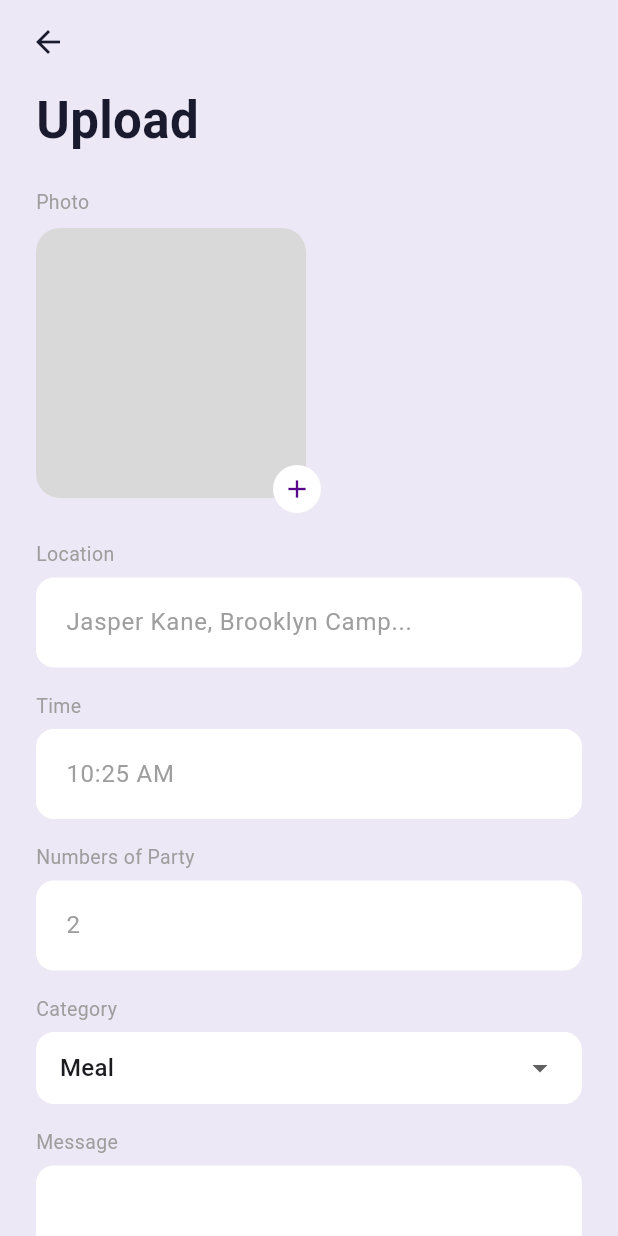
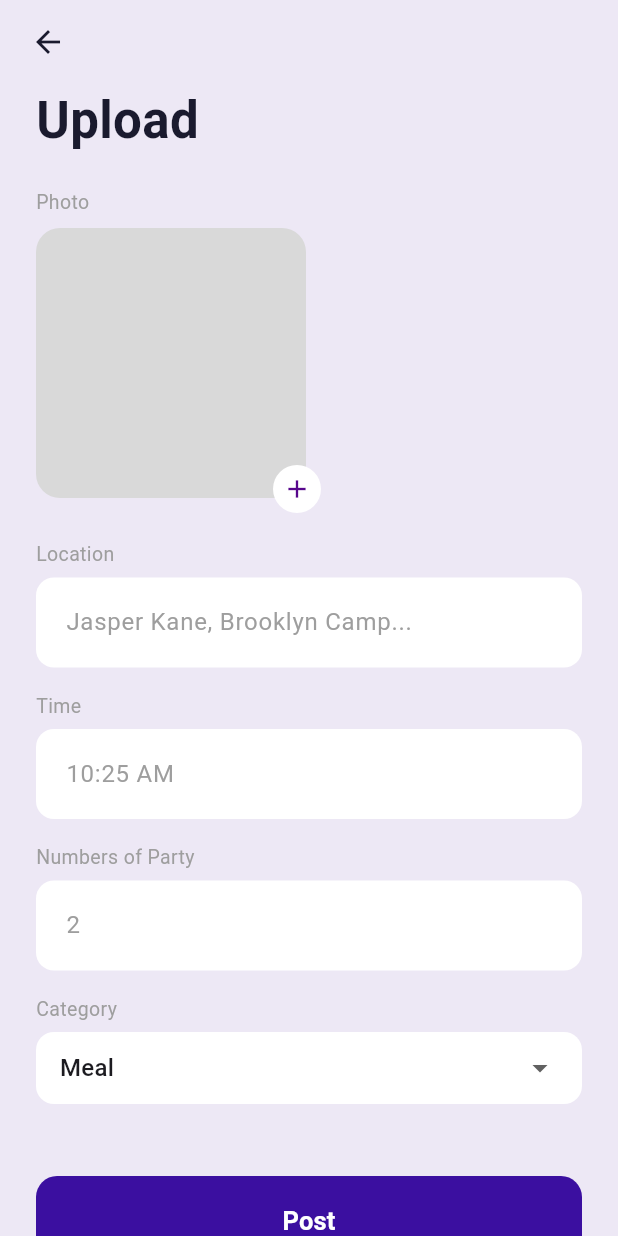
Before and after one commit to js10839/DayMatch, a Flutter app: the UploadEventScreen screen opened directly, on a phone screen of 412 x 824 dp. Run offline on Flutter 3.47's test engine with Material 3 defaults, Android fonts, the phone set to English and light mode, and no system bars; our stand-ins replace cloud_firestore, firebase_core, flutter_secure_storage, font_awesome_flutter, google_fonts, google_sign_in and 1 more; accounts and stored records are empty; Roboto replaces fonts that are missing (SF Pro Display).

Commit message:
Drop unused message field and hide past events from home My Event
The upload form's Message input was never read — its controller wasn't
sent to createEvent and the backend doesn't accept the column — so it
just confused users into writing details that vanished. Removing the
field, controller, and disposer.

Also extends the past-event filter to GET /api/events/my/:userId so
the home screen's My Event section stops listing the host's own
expired events. Profile's joined-events tab still keeps history.

Co-Authored-By: Claude Opus 4.7 <noreply@anthropic.com>

```diff
--- a/lib/screens/upload_event_screen.dart
+++ b/lib/screens/upload_event_screen.dart
@@ -17,7 +17,6 @@ class _UploadEventScreenState extends State<UploadEventScreen> {
   final _locationController = TextEditingController();
   final _timeController = TextEditingController();
   final _partyController = TextEditingController();
-  final _messageController = TextEditingController();
   File? _photo;
   String _selectedCategory = _categoryOptions[0];
   bool _submitting = false;
@@ -27,7 +26,6 @@ class _UploadEventScreenState extends State<UploadEventScreen> {
     _locationController.dispose();
     _timeController.dispose();
     _partyController.dispose();
-    _messageController.dispose();
     super.dispose();
   }
 
@@ -246,17 +244,6 @@ class _UploadEventScreenState extends State<UploadEventScreen> {
                     ),
                     const SizedBox(height: 16),
 
-                    _FormField(
-                      label: 'Message',
-                      child: TextField(
-                        controller: _messageController,
-                        maxLines: 5,
-                        decoration: _inputDecoration('').copyWith(
-                          alignLabelWithHint: true,
-                        ),
-                      ),
-                    ),
-
                     const SizedBox(height: 32),
 
                     SizedBox(
```
Also changed, not shown: 1 other file.
